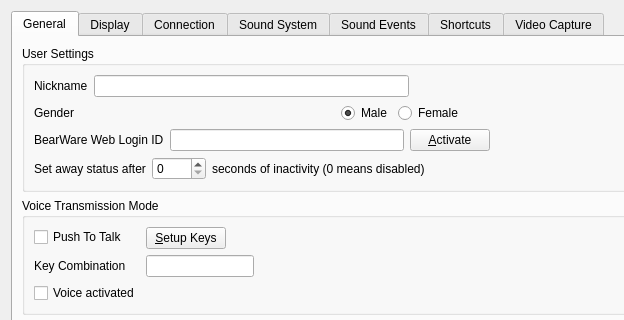
Old version of the form Client/qtTeamTalk/preferences.ui in the repository Vector1990/TeamTalk5; both pictures show x 0 to 624 and y 0 to 320 of the 758 by 602 pixel window.
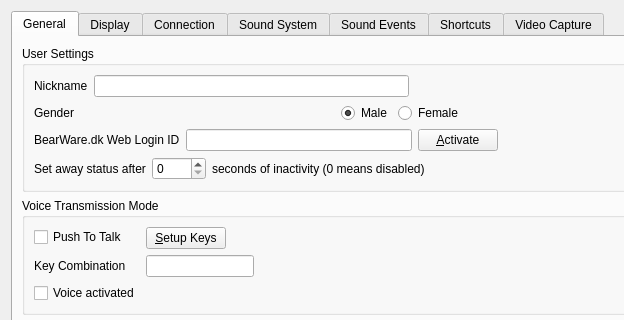
New version of the form. Icons and pictures are not drawn.

Commit message: Login title updated

```diff
--- a/Client/qtTeamTalk/preferences.ui
+++ b/Client/qtTeamTalk/preferences.ui
@@ -186,7 +186,7 @@
             <item>
              <widget class="QLabel" name="label_35">
               <property name="text">
-               <string>BearWare Web Login ID</string>
+               <string>BearWare.dk Web Login ID</string>
               </property>
               <property name="buddy">
                <cstring>bearwareidEdit</cstring>
```
The commit also changes 1 other file.
